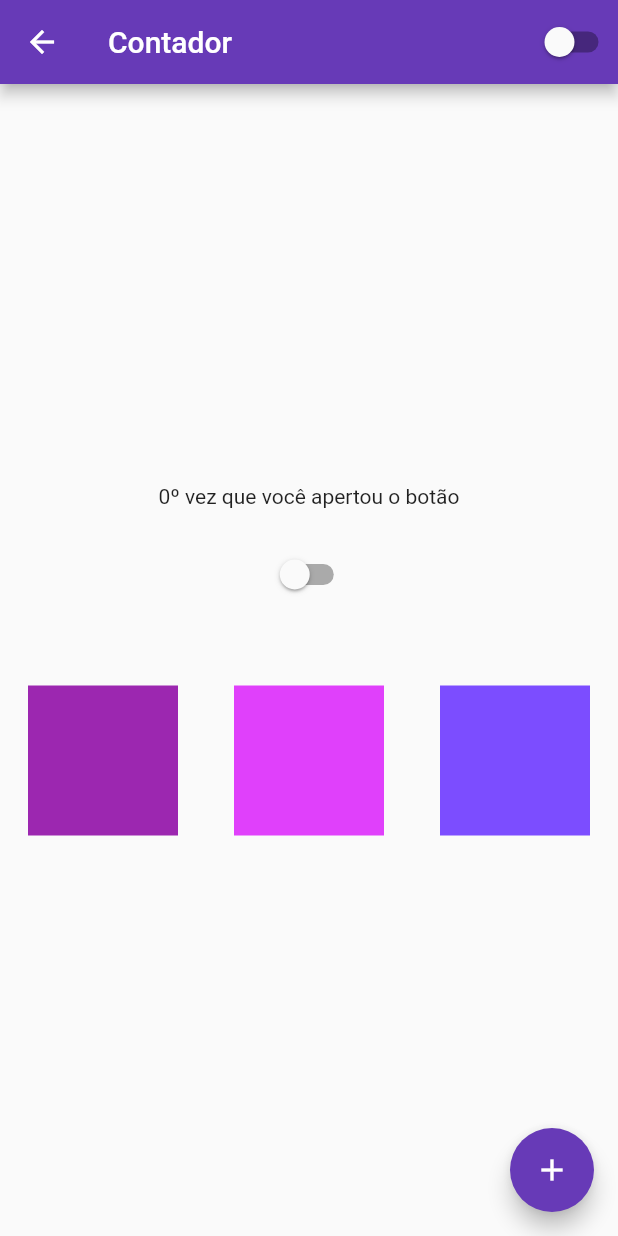
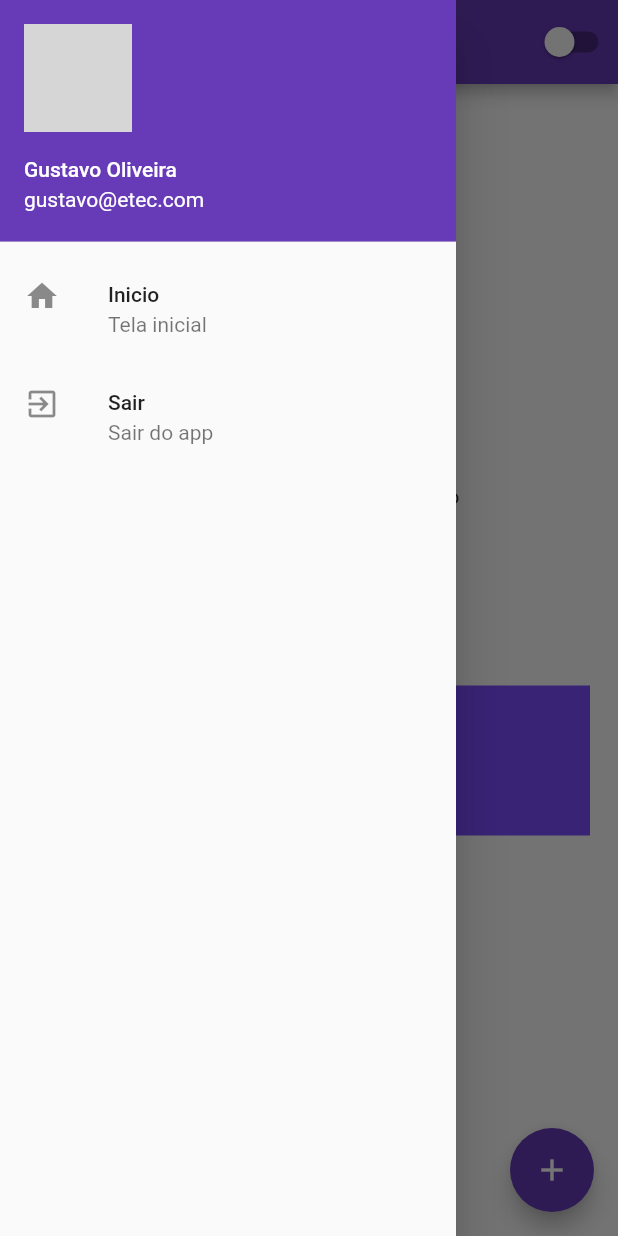
Before and after one commit to OliveiraGusta/Flutter-Studies, a Flutter app: the HomePage screen opened by its route, with the side drawer open (before the commit the screen has no drawer), on a phone screen of 412 x 824 dp. Run offline on Flutter 3.47's test engine with Material 2 defaults, Android fonts, the phone set to English and light mode, and no system bars; network calls fail; grey boxes are pictures that could not be loaded.

Commit message:
Finish Hello Flutter

```diff
--- a/hello_flutter/lib/home_page.dart
+++ b/hello_flutter/lib/home_page.dart
@@ -14,6 +14,37 @@ class HomePageState extends State<HomePage> {
   @override
   Widget build(BuildContext context) {
     return Scaffold(
+      drawer: Drawer(
+        child: Column(
+          children: [
+            UserAccountsDrawerHeader(
+              currentAccountPicture: ClipRRect(
+                borderRadius: BorderRadius.circular(40),
+                child: Image.network(
+                    'https://avatars.githubusercontent.com/u/96364591?v=4'),
+              ),
+              accountName: Text('Gustavo Oliveira'),
+              accountEmail: Text('gustavo@etec.com'),
+            ),
+            ListTile(
+              leading: Icon(Icons.home),
+              title: Text('Inicio'),
+              subtitle: Text('Tela inicial'),
+              onTap: () {
+                Navigator.of(context).pushReplacementNamed('/home');
+              },
+            ),
+            ListTile(
+              leading: Icon(Icons.exit_to_app),
+              title: Text('Sair'),
+              subtitle: Text('Sair do app'),
+              onTap: () {
+                Navigator.of(context).pushReplacementNamed('/');
+              },
+            ),
+          ],
+        ),
+      ),
       appBar: AppBar(
         title: Text('Contador'),
         actions: [CustomSwith()],
```
Also changed, not shown: hello_flutter/lib/login_page.dart (+27 -5 lines).
